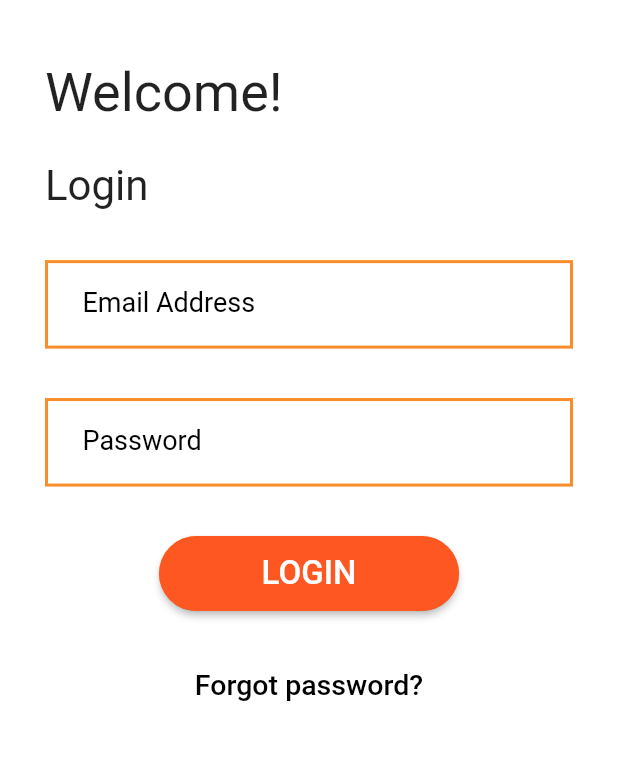
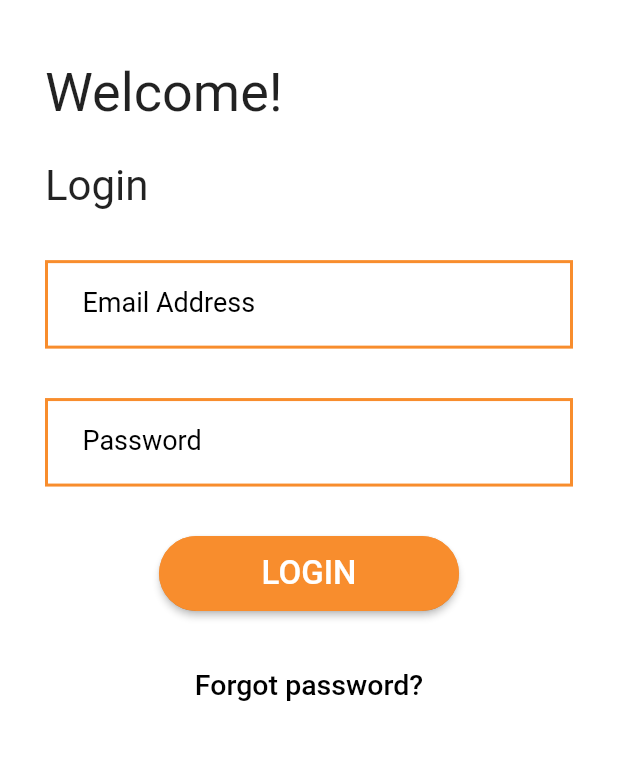
Before and after one commit to vmritsolution/id_works_afhsgear, a Flutter app: the screen it shows after launch, on a phone screen of 412 x 824 dp, the part 309-1069 px from its top. Run offline on Flutter 3.47's test engine with Material 2 defaults, Android fonts, the phone set to English and light mode, and no system bars; our stand-ins replace flutter_spinkit, flutter_svg, webview_flutter.

Commit message:
intial commit

```diff
--- a/lib/LoginScreen.dart
+++ b/lib/LoginScreen.dart
@@ -3,12 +3,13 @@ import 'dart:io';
 import 'package:flutter/cupertino.dart';
 import 'package:flutter/material.dart';
 import 'package:flutter_svg/flutter_svg.dart';
+import 'package:id_works_afhsgear/web_view/web_view_applicaion.dart';
 
 class LoginScreen extends StatefulWidget {
   const LoginScreen({Key? key}) : super(key: key);
 
   @override
-  _LoginScreenState createState() => _LoginScreenState();
+  createState() => _LoginScreenState();
 }
 
 class _LoginScreenState extends State<LoginScreen> {
@@ -86,7 +87,7 @@ class _LoginScreenState extends State<LoginScreen> {
   }
 
   Widget _homeLogoWidget() {
-    return Container(
+    return SizedBox(
       height: 150,
       width: 150,
       child: SvgPicture.asset("assets/HouseLogoSVG.svg"),
@@ -105,15 +106,15 @@ class _LoginScreenState extends State<LoginScreen> {
                 const EdgeInsets.symmetric(horizontal: 25, vertical: 20),
             border: OutlineInputBorder(
               borderRadius: BorderRadius.circular(0),
-              borderSide: const BorderSide(color: Color(0xFFf88d2a), width: 2),
+              borderSide: const BorderSide(color: Color(0xFFf88d2d), width: 2),
             ),
             enabledBorder: OutlineInputBorder(
               borderRadius: BorderRadius.circular(0),
-              borderSide: const BorderSide(color: Color(0xFFf88d2a), width: 2),
+              borderSide: const BorderSide(color: Color(0xFFf88d2d), width: 2),
             ),
             focusedBorder: OutlineInputBorder(
               borderRadius: BorderRadius.circular(0),
-              borderSide: const BorderSide(color: Color(0xFFf88d2a), width: 2),
+              borderSide: const BorderSide(color: Color(0xFFf88d2d), width: 2),
             ),
           ),
         ),
@@ -126,15 +127,15 @@ class _LoginScreenState extends State<LoginScreen> {
             labelStyle: const TextStyle(color: Colors.black, fontSize: 18),
             border: OutlineInputBorder(
               borderRadius: BorderRadius.circular(0),
-              borderSide: const BorderSide(color: Color(0xFFf88d2a), width: 2),
+              borderSide: const BorderSide(color: Color(0xFFf88d2d), width: 2),
             ),
             enabledBorder: OutlineInputBorder(
               borderRadius: BorderRadius.circular(0),
-              borderSide: const BorderSide(color: Color(0xFFf88d2a), width: 2),
+              borderSide: const BorderSide(color: Color(0xFFf88d2d), width: 2),
             ),
             focusedBorder: OutlineInputBorder(
               borderRadius: BorderRadius.circular(0),
-              borderSide: const BorderSide(color: Color(0xFFf88d2a), width: 2),
+              borderSide: const BorderSide(color: Color(0xFFf88d2d), width: 2),
             ),
           ),
         ),
@@ -165,16 +166,23 @@ class _LoginScreenState extends State<LoginScreen> {
       width: 200,
       decoration: BoxDecoration(
         borderRadius: BorderRadius.circular(40),
-        color: Color(0xFFf88d2a),
+        color: const Color(0xFFf88d2d),
       ),
       child: ElevatedButton(
-        onPressed: () {},
+        onPressed: () {
+          Navigator.push(
+            context,
+            MaterialPageRoute(
+              builder: (context) => const WebViewApplication(),
+            ),
+          );
+        },
         child: const Text(
           'LOGIN',
           style: TextStyle(color: Colors.white, fontSize: 22),
         ),
         style: ElevatedButton.styleFrom(
-          primary: Colors.deepOrange,
+          primary: const Color(0xFFf88d2d),
           shape: RoundedRectangleBorder(
             borderRadius: BorderRadius.circular(40),
           ),
@@ -189,8 +197,15 @@ class _LoginScreenState extends State<LoginScreen> {
         'LOGIN',
         style: TextStyle(color: Colors.white, fontSize: 28),
       ),
-      onPressed: () {},
-      color: Colors.deepOrange,
+      onPressed: () {
+        Navigator.push(
+          context,
+          MaterialPageRoute(
+            builder: (context) => const WebViewApplication(),
+          ),
+        );
+      },
+      color: const Color(0xFFf88d2d),
     );
   }
 
--- a/lib/SplashScreen.dart
+++ b/lib/SplashScreen.dart
@@ -1,3 +1,4 @@
+
 import 'dart:async';
 import 'dart:io';
 
@@ -15,6 +16,7 @@ class SplashScreen extends StatefulWidget {
 }
 
 class _SplashScreenState extends State<SplashScreen> {
+  @override
   void initState() {
     super.initState();
     Timer(
--- a/lib/main.dart
+++ b/lib/main.dart
@@ -1,4 +1,3 @@
-import 'package:flutter/cupertino.dart';
 import 'package:flutter/material.dart';
 import 'package:id_works_afhsgear/SplashScreen.dart';
 
--- a/pubspec.yaml
+++ b/pubspec.yaml
@@ -36,6 +36,7 @@ dependencies:
   cupertino_icons: ^1.0.2
   flutter_spinkit: ^5.1.0
   flutter_svg: ^0.23.0+1
+  webview_flutter: ^3.0.0
 
 dev_dependencies:
   flutter_test:
```
Also changed, not shown: lib/web_view/web_view_applicaion.dart (added, +93 -0 lines), lib/web_view/web_view_page.dart (added, +35 -0 lines), pubspec.lock, 2 other files.
